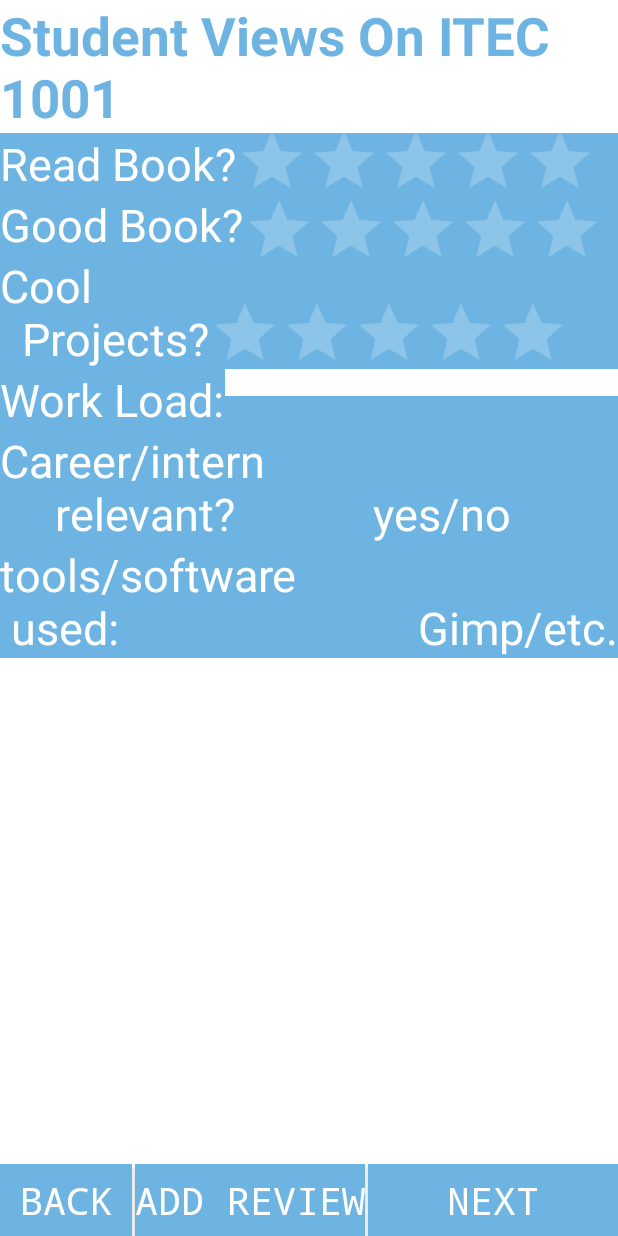
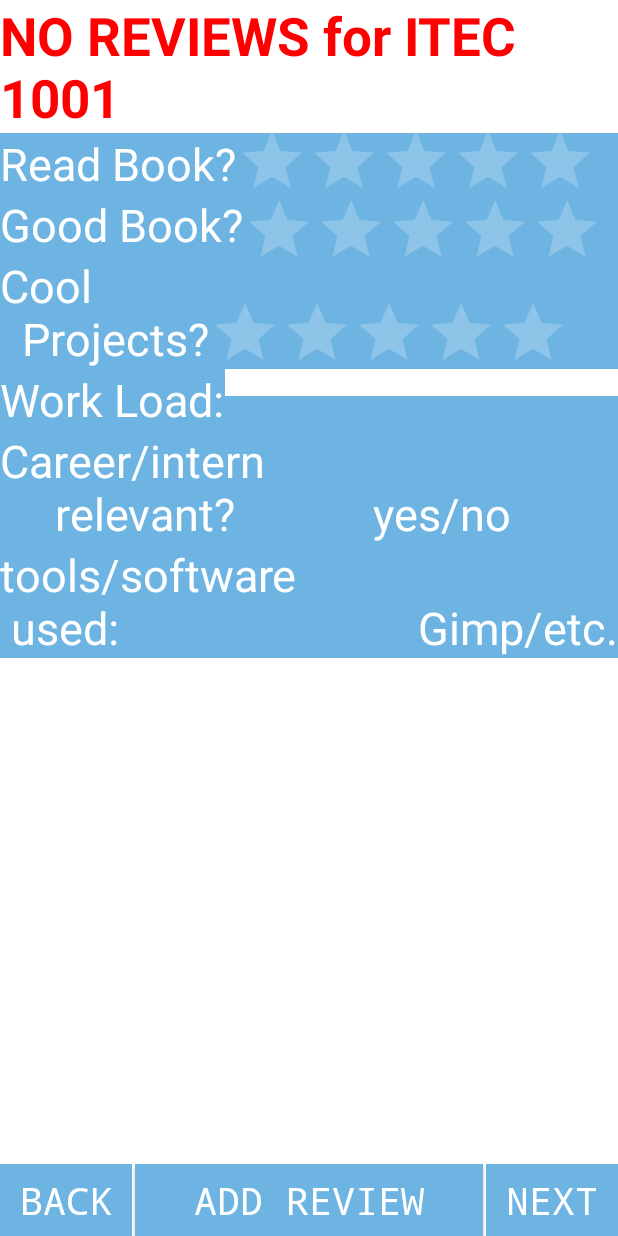
Before and after one commit to JJLindsay/StudentsSay, an Android app: the Browse screen opened directly, with no data from a screen before it, after a tap on an icon or button, on a phone screen of 412 x 824 dp. Run offline under Robolectric (Android 15) with nearby library versions, the phone set to English and light mode, and no system bars.

Commit message:
fixed the HTTP POST and  displaying of the reviews

```diff
--- a/StudentsSay/courseviews/src/main/java/com/gamingpc/studentssay/courseviews/Browse.java
+++ b/StudentsSay/courseviews/src/main/java/com/gamingpc/studentssay/courseviews/Browse.java
@@ -8,6 +8,10 @@ import android.widget.ArrayAdapter;
 import android.widget.ListView;
 import controller.Course;
 import controller.Courses;
+import controller.Review;
+import controller.Reviews;
+
+import java.util.ArrayList;
 
 /**
  * author: JJ Lindsay
@@ -25,7 +29,7 @@ public class Browse extends ListActivity
     protected void onCreate(Bundle savedInstanceState)
     {
         super.onCreate(savedInstanceState);
-        setListAdapter(new ArrayAdapter<String>(this, R.layout.browse, R.id.iteccources, Courses.getAdapterList()));
+        setListAdapter(new ArrayAdapter<>(this, R.layout.browse, R.id.iteccources, Courses.getAdapterList()));
 
         //works
 //        setListAdapter(new ArrayAdapter<String>(this, android.R.layout.simple_list_item_1, temp));
@@ -40,6 +44,8 @@ public class Browse extends ListActivity
         int itecNum = Integer.parseInt(selectedItem.substring(0, 4));
         new Course(itecNum);
 
+        Reviews.findReviews(itecNum);
+
         startActivity(new Intent(Browse.this, Summary.class));
     }
 }
--- a/StudentsSay/courseviews/src/main/java/com/gamingpc/studentssay/courseviews/Main.java
+++ b/StudentsSay/courseviews/src/main/java/com/gamingpc/studentssay/courseviews/Main.java
@@ -9,6 +9,7 @@ import android.widget.EditText;
 import android.widget.Toast;
 import controller.Course;
 import controller.Courses;
+import controller.Reviews;
 
 import javax.net.ssl.HttpsURLConnection;
 import java.io.BufferedReader;
@@ -59,6 +60,8 @@ public class Main extends Activity
             if (Courses.getCourseList().containsKey(courseNumber))
             {
                 new Course(courseNumber);
+                Reviews.findReviews(courseNumber);
+
                 //once the number is collected, send it to the server and
                 //create an arrayList or LinkedHashList for order
                 startActivity(new Intent(Main.this, Summary.class));
--- a/StudentsSay/courseviews/src/main/java/com/gamingpc/studentssay/courseviews/Splash.java
+++ b/StudentsSay/courseviews/src/main/java/com/gamingpc/studentssay/courseviews/Splash.java
@@ -3,6 +3,7 @@ package com.gamingpc.studentssay.courseviews;
 import android.app.Activity;
 import android.content.Intent;
 import android.os.Bundle;
+import controller.Reviews;
 
 import java.util.Timer;
 import java.util.TimerTask;
@@ -24,6 +25,7 @@ public class Splash extends Activity
     {
         super.onCreate(savedInstanceState);
         setContentView(R.layout.splash);
+        Reviews.pullLatestReviews();
 
         TimerTask task = new TimerTask()
         {
--- a/StudentsSay/courseviews/src/main/java/com/gamingpc/studentssay/courseviews/Summary.java
+++ b/StudentsSay/courseviews/src/main/java/com/gamingpc/studentssay/courseviews/Summary.java
@@ -2,13 +2,16 @@ package com.gamingpc.studentssay.courseviews;
 
 import android.app.Activity;
 import android.content.Intent;
+import android.graphics.Color;
 import android.os.Bundle;
+import android.util.Log;
 import android.view.View;
-import android.widget.Button;
-import android.widget.RatingBar;
-import android.widget.SeekBar;
-import android.widget.TextView;
+import android.widget.*;
 import controller.Course;
+import controller.Review;
+import controller.Reviews;
+
+import java.util.ArrayList;
 
 /**
  * author: JJ Lindsay
@@ -22,10 +25,12 @@ import controller.Course;
  */
 public class Summary extends Activity
 {
-    RatingBar ratingBar1, ratingBar2, ratingBar3;
-    Button addReview, back, next;
-    SeekBar seeker;
-    TextView careerIntern, tools, title;
+    private RatingBar ratingBar1, ratingBar2, ratingBar3;
+    private Button addReview, back, next;
+    private SeekBar seeker;
+    private TextView careerIntern, tools, title;
+    private ArrayList<Review> currentCourseReviews;
+    private int currentPos;
 
     @Override
     protected void onCreate(Bundle savedInstanceState)
@@ -66,17 +71,49 @@ public class Summary extends Activity
 
 //        careerIntern.setText("Yes");
 //        tools.setText("Gimp/etc");
-        title.setText("Student Views On ITEC " + Course.getCourseNumber());
+//        title.setText("Student Views On ITEC " + Course.getCourseNumber());
 //        seeker.setProgress(25);
 
+        initialReview();
 
         addReview.setOnClickListener(new AddRevListener());
         back.setOnClickListener(new BackListener());
         next.setOnClickListener(new NextListener());
     }
 
+    private void initialReview()
+    {
+        currentCourseReviews = Reviews.getReviewsList();
+
+        if (currentCourseReviews == null || !(currentCourseReviews.size() > 0))
+        {
+            ratingBar1.setRating(0f);
+            ratingBar2.setRating(0f);
+            ratingBar3.setRating(0f);
+            title.setText("NO REVIEWS for ITEC " + Course.getCourseNumber());
+            title.setTextColor(Color.RED);
+            seeker.setProgress(0);
+            back.setEnabled(false);
+            next.setEnabled(false);
+
+        }
+        else
+        {
+            Log.d("Summary", "A" + currentCourseReviews.get(0).getGoodBk());
+
+            ratingBar1.setRating(currentCourseReviews.get(0).getReadBk());
+            ratingBar2.setRating(currentCourseReviews.get(0).getGoodBk());
+            ratingBar3.setRating(currentCourseReviews.get(0).getProjects());
+            careerIntern.setText(currentCourseReviews.get(0).getCareer());
+            tools.setText(currentCourseReviews.get(0).getTools());
+            title.setText("Student Views On ITEC " + Course.getCourseNumber());
+            seeker.setProgress(currentCourseReviews.get(0).getWorkload());
+            currentPos = 0;
+        }
+    }
+
     //completed!
-    class AddRevListener implements View.OnClickListener
+    private class AddRevListener implements View.OnClickListener
     {
         @Override
         public void onClick(View view)
@@ -85,21 +122,50 @@ public class Summary extends Activity
         }
     }
 
-    class BackListener implements View.OnClickListener
+    private class BackListener implements View.OnClickListener
     {
         @Override
         public void onClick(View view)
         {
+            if (currentPos > 0)
+            {
+                currentPos--;
+                ratingBar1.setRating(currentCourseReviews.get(currentPos).getReadBk());
+                ratingBar2.setRating(currentCourseReviews.get(currentPos).getGoodBk());
+                ratingBar3.setRating(currentCourseReviews.get(currentPos).getProjects());
+                careerIntern.setText(currentCourseReviews.get(currentPos).getCareer());
+                tools.setText(currentCourseReviews.get(currentPos).getTools());
+                title.setText("Student Views On ITEC " + Course.getCourseNumber());
+                seeker.setProgress(currentCourseReviews.get(currentPos).getWorkload());
+            }
+            else
+            {
+                Toast.makeText(getApplicationContext(), "This is the first review.", Toast.LENGTH_LONG).show();
 
+            }
         }
     }
 
-    class NextListener implements View.OnClickListener
+    private class NextListener implements View.OnClickListener
     {
         @Override
         public void onClick(View view)
         {
-
+            if (currentPos < currentCourseReviews.size()-1)
+            {
+                currentPos++;
+                ratingBar1.setRating(currentCourseReviews.get(currentPos).getReadBk());
+                ratingBar2.setRating(currentCourseReviews.get(currentPos).getGoodBk());
+                ratingBar3.setRating(currentCourseReviews.get(currentPos).getProjects());
+                careerIntern.setText(currentCourseReviews.get(currentPos).getCareer());
+                tools.setText(currentCourseReviews.get(currentPos).getTools());
+                title.setText("Student Views On ITEC " + Course.getCourseNumber());
+                seeker.setProgress(currentCourseReviews.get(currentPos).getWorkload());
+            }
+            else
+            {
+                Toast.makeText(getApplicationContext(), "This is the last review.", Toast.LENGTH_LONG).show();
+            }
         }
     }
 }
--- a/StudentsSay/courseviews/src/main/java/controller/Course.java
+++ b/StudentsSay/courseviews/src/main/java/controller/Course.java
@@ -12,8 +12,8 @@ package controller;
  */
 public class Course
 {
-    static int courseNumber;
-    static String courseName;
+    private static int courseNumber;
+    private static String courseName;
 
     private Course(int aCourseNumber, String aCourseName)
     {
@@ -23,9 +23,10 @@ public class Course
 
     public Course(int aCourseNumber)
     {
-        Course.courseNumber = aCourseNumber;
-        //this uses the key to get the value, in this case the course name
-        Course.courseName = Courses.getCourseList().get(aCourseNumber);
+//        Course.courseNumber = aCourseNumber;
+//        //this uses the key to get the value, in this case the course name
+//        Course.courseName = Courses.getCourseList().get(aCourseNumber);
+        this(aCourseNumber, Courses.getCourseList().get(aCourseNumber));
     }
 
     public static int getCourseNumber()
--- a/StudentsSay/courseviews/src/main/java/controller/Courses.java
+++ b/StudentsSay/courseviews/src/main/java/controller/Courses.java
@@ -1,6 +1,5 @@
 package controller;
 
-import java.util.HashMap;
 import java.util.LinkedHashMap;
 import java.util.Map;
 
@@ -71,6 +70,10 @@ public class Courses
         return courseList;
     }
 
+    /**
+     * This returns a courseList in an array, a format usable by listActivity
+     * @return courseList in arrayList form
+     */
     public static String[] getAdapterList()
     {
         temp = new String[courseList.size()];
--- a/StudentsSay/courseviews/src/main/java/controller/Reviews.java
+++ b/StudentsSay/courseviews/src/main/java/controller/Reviews.java
@@ -1,8 +1,9 @@
 package controller;
 
+import android.util.Log;
 import com.gamingpc.studentssay.courseviews.ReviewAdapter;
 
-import java.util.LinkedHashSet;
+import java.util.ArrayList;
 
 /**
  * author: JJ Lindsay
@@ -10,19 +11,54 @@ import java.util.LinkedHashSet;
  * Course: ITEC 4550 Spring 2015
  * Written: 5/2/2015
  *
- * This class represents a ...
+ * This class represents a
  *
- * Purpose: Allows the manipulation of a ...
+ * Purpose: To retrieve all the corresponding reviews while hiding the how.
  */
 public class Reviews
 {
+    private static ArrayList<Review> courseReviews;
     private Reviews()
     {}
 
-    public static LinkedHashSet getReviews(int courseNumber)
+    /**
+     * returns a lis of all the reviews for the given course number
+     * @param courseNumber the course number of interest
+     * @return a list of Review objects
+     */
+    public static void findReviews(int courseNumber)
     {
-        ReviewAdapter.getReviews(courseNumber);
-        return null;
+        if (ReviewAdapter.getReviews(courseNumber) == null)
+            courseReviews =  new ArrayList<>();
+        else
+            courseReviews =  new ArrayList<>(ReviewAdapter.getReviews(courseNumber));
     }
 
+    /**
+     * This is the initial call that pulls down all the server reviews
+     */
+    public static void pullLatestReviews()
+    {
+        new ReviewAdapter().startGetData();
+    }
+
+    /**
+     * Updates the lists on the device
+     * @param review The review being added
+     */
+    public static void addReview(Review review)
+    {
+        Log.d("AsyncTask", "ITEC: " + review.getCourseNum());
+
+        //updates the temporary list
+        courseReviews.add(review);
+
+        //updates the raw data list
+        ReviewAdapter.updateRawData(review);
+    }
+
+    public static ArrayList<Review> getReviewsList()
+    {
+        return courseReviews;
+    }
 }
--- a/StudentsSay/courseviews/src/main/res/layout/main.xml
+++ b/StudentsSay/courseviews/src/main/res/layout/main.xml
@@ -21,7 +21,6 @@
             android:layout_width="wrap_content"
             android:layout_height="wrap_content"
             android:inputType="number"
-            android:ems="10"
             android:id="@+id/editText" android:layout_centerVertical="true" android:layout_centerHorizontal="true"
             android:hint="Enter an ITEC Number" android:textSize="30sp" android:gravity="center_vertical|center_horizontal"
             android:textColorHint="#ff6eb4e2" android:backgroundTint="#ff6eb4e2" android:textColor="#ff6eb4e2"/>
--- a/StudentsSay/courseviews/src/main/res/layout/summary.xml
+++ b/StudentsSay/courseviews/src/main/res/layout/summary.xml
@@ -16,7 +16,7 @@
     <RelativeLayout
             android:layout_width="match_parent"
             android:layout_height="wrap_content" android:layout_centerInParent="true" android:background="#ff6eb4e2"
-            android:gravity="center" android:layout_below="@+id/textView">
+            android:gravity="center" android:layout_below="@+id/textView" android:id="@+id/relativeLayout2">
         <TextView
                 android:layout_width="wrap_content"
                 android:layout_height="wrap_content"
@@ -122,8 +122,8 @@
             android:layout_width="wrap_content"
             android:layout_height="wrap_content"
             android:text="Back"
-            android:id="@+id/button" android:layout_alignParentBottom="true" android:layout_alignParentLeft="true"
-            android:layout_alignParentStart="false" android:background="#ff6eb4e2" android:textSize="25sp"
+            android:id="@+id/button" android:layout_alignParentBottom="true" android:layout_alignParentLeft="false"
+            android:layout_alignParentStart="true" android:background="#ff6eb4e2" android:textSize="25sp"
             android:textColor="#fff" android:gravity="center_vertical|center_horizontal" android:clickable="true"
             android:textAlignment="gravity" android:typeface="monospace" style="?android:attr/buttonStyleToggle"
             />
@@ -131,21 +131,23 @@
             android:layout_width="wrap_content"
             android:layout_height="wrap_content"
             android:text="Add Review"
-            android:id="@+id/button4" android:layout_alignParentBottom="true" android:layout_toRightOf="@+id/button"
-            android:layout_toEndOf="@+id/button" android:background="#ff6eb4e2" android:textSize="25sp"
+            android:id="@+id/button4" android:layout_alignParentBottom="true"
+            android:background="#ff6eb4e2" android:textSize="25sp"
             android:textColor="#fff"
             android:clickable="true"
             android:textAlignment="gravity" android:typeface="monospace"
-            style="?android:attr/buttonStyleToggle" android:layout_marginRight="2dp" android:layout_marginLeft="2dp"/>
+            style="?android:attr/buttonStyleToggle" android:layout_marginRight="2dp" android:layout_marginLeft="2dp"
+            android:layout_centerHorizontal="true" android:layout_toLeftOf="@+id/button5"
+            android:layout_toRightOf="@+id/button"/>
     <Button
             style="?android:attr/buttonStyleInset"
             android:layout_width="wrap_content"
             android:layout_height="wrap_content"
             android:text="Next"
             android:id="@+id/button5" android:layout_alignParentBottom="true"
-            android:layout_toEndOf="@+id/button4" android:layout_toRightOf="@+id/button4" android:background="#ff6eb4e2"
+            android:background="#ff6eb4e2"
             android:textSize="25sp"
             android:textColor="#fff" android:clickable="true"
-            android:textAlignment="gravity" android:layout_alignParentEnd="false"
-            android:layout_alignParentRight="true" android:typeface="monospace"/>
+            android:textAlignment="gravity"
+            android:typeface="monospace" android:layout_alignParentEnd="true" android:layout_alignParentRight="true"/>
 </RelativeLayout>
```
Also changed, not shown: StudentsSay/courseviews/src/main/AndroidManifest.xml (+10 -6 lines), StudentsSay/courseviews/src/main/java/com/gamingpc/studentssay/courseviews/AddReview.java (+15 -12 lines), StudentsSay/courseviews/src/main/java/com/gamingpc/studentssay/courseviews/HttpManager.java (+11 -24 lines), StudentsSay/courseviews/src/main/java/com/gamingpc/studentssay/courseviews/ReviewAdapter.java (+91 -28 lines), StudentsSay/courseviews/src/main/java/controller/Review.java (+5 -4 lines), StudentsSay/courseviews/src/main/res/layout/add_review.xml (+4 -3 lines), StudentsSay/courseviews/src/main/res/layout/splash.xml (+3 -5 lines).
